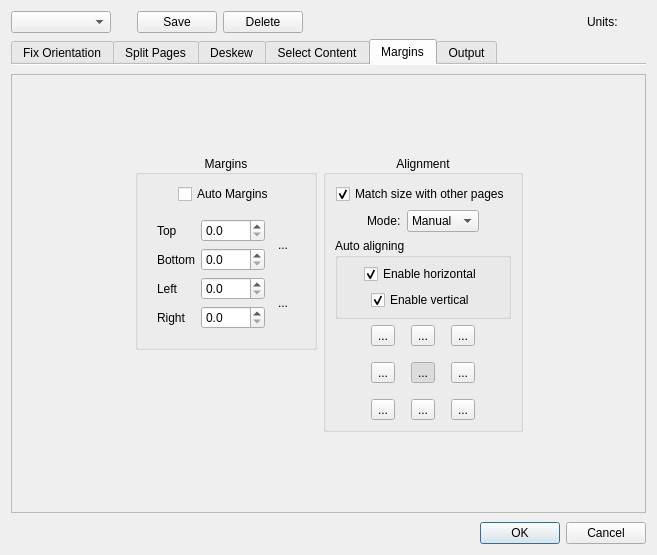
First picture: the form in src/app/DefaultParamsDialog.ui, repository 4lex4/scantailor-advanced, before the edit.
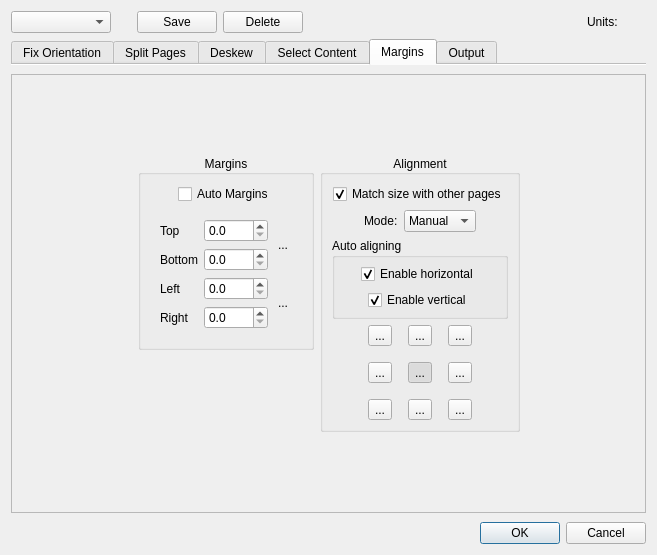
Second picture: the form after the edit. The open tabs and pages were chosen to show the change. Icons and pictures are not drawn.

The edit to the form file:
```diff
--- a/src/app/DefaultParamsDialog.ui
+++ b/src/app/DefaultParamsDialog.ui
@@ -1205,10 +1205,23 @@
                       <widget class="QToolButton" name="topBottomLink">
                        <property name="minimumSize">
                         <size>
-                         <width>24</width>
-                         <height>48</height>
+                         <width>18</width>
+                         <height>46</height>
                         </size>
                        </property>
+                       <property name="maximumSize">
+                        <size>
+                         <width>18</width>
+                         <height>46</height>
+                        </size>
+                       </property>
+                       <property name="styleSheet">
+                        <string notr="true">QToolButton:!hover, QToolButton:pressed {
+  padding: 0;
+  border: none;
+  background-color: transparent;
+}</string>
+                       </property>
                        <property name="text">
                         <string>...</string>
                        </property>
@@ -1219,13 +1232,10 @@
                        </property>
                        <property name="iconSize">
                         <size>
-                         <width>9</width>
-                         <height>24</height>
+                         <width>10</width>
+                         <height>30</height>
                         </size>
                        </property>
-                       <property name="autoRaise">
-                        <bool>true</bool>
-                       </property>
                       </widget>
                      </item>
                      <item row="0" column="0">
@@ -1253,10 +1263,23 @@
                       <widget class="QToolButton" name="leftRightLink">
                        <property name="minimumSize">
                         <size>
-                         <width>24</width>
-                         <height>48</height>
+                         <width>18</width>
+                         <height>46</height>
                         </size>
                        </property>
+                       <property name="maximumSize">
+                        <size>
+                         <width>18</width>
+                         <height>46</height>
+                        </size>
+                       </property>
+                       <property name="styleSheet">
+                        <string notr="true">QToolButton:!hover, QToolButton:pressed {
+  padding: 0;
+  border: none;
+  background-color: transparent;
+}</string>
+                       </property>
                        <property name="text">
                         <string>...</string>
                        </property>
@@ -1267,16 +1290,13 @@
                        </property>
                        <property name="iconSize">
                         <size>
-                         <width>9</width>
-                         <height>24</height>
+                         <width>10</width>
+                         <height>30</height>
                         </size>
                        </property>
                        <property name="checked">
                         <bool>false</bool>
                        </property>
-                       <property name="autoRaise">
-                        <bool>true</bool>
-                       </property>
                       </widget>
                      </item>
                      <item row="3" column="1">
@@ -1333,6 +1353,9 @@
                      <property name="orientation">
                       <enum>Qt::Horizontal</enum>
                      </property>
+                     <property name="sizeType">
+                      <enum>QSizePolicy::Expanding</enum>
+                     </property>
                      <property name="sizeHint" stdset="0">
                       <size>
                        <width>1</width>
```
Left out of the diff: 73 changed lines with no effect on the pictures.
